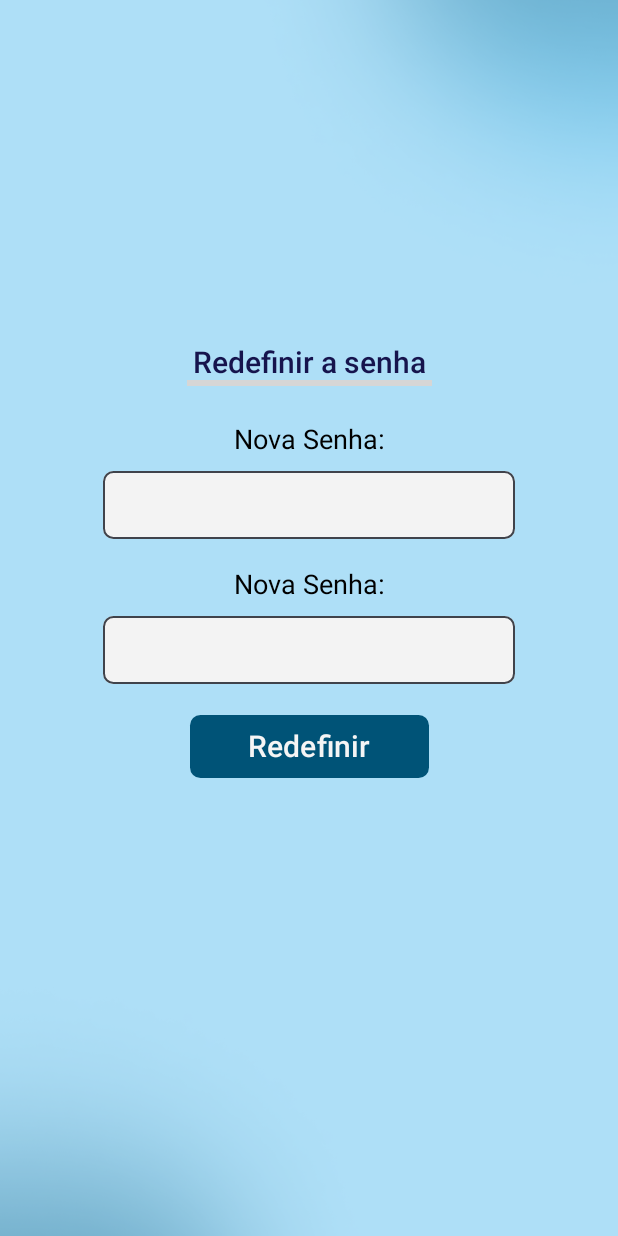
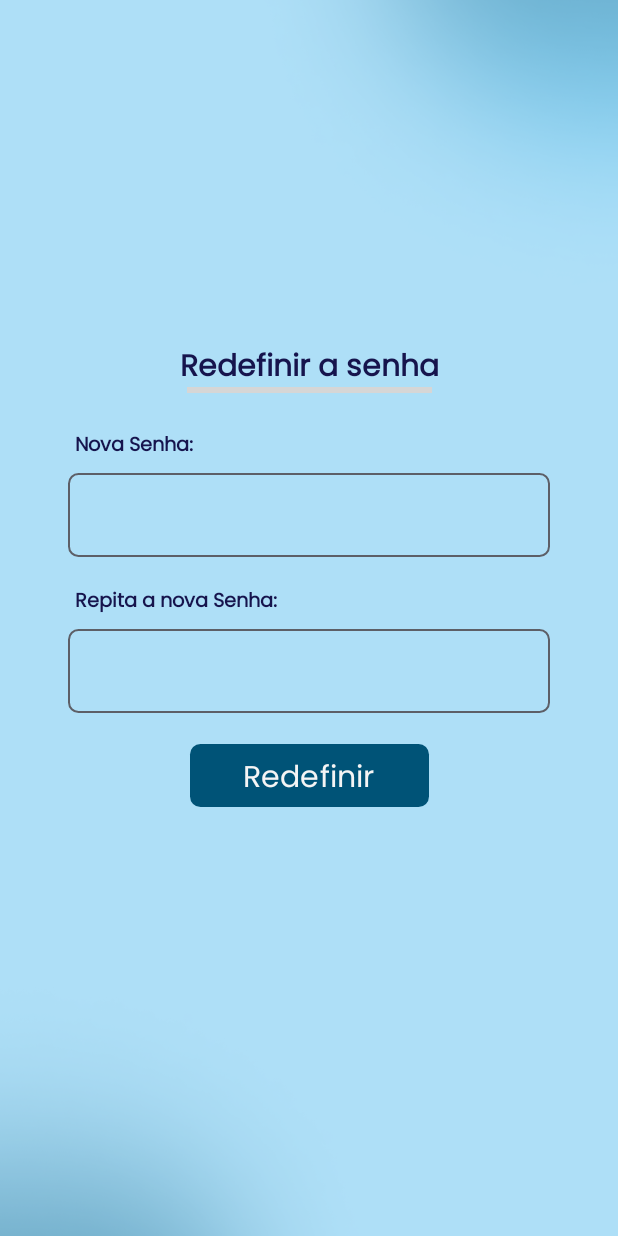
Before and after one commit to DevEmpowerDemoDay/DevEmpower, an Android app built with Jetpack Compose: the mudarsenha screen opened through its navigation route, on a phone screen of 412 x 824 dp. Run offline under Robolectric (Android 15) with nearby library versions, the phone set to English and light mode, and no system bars; grey boxes are pictures that could not be loaded.

Commit message:
Telas de redefinir senha / Senha alterada, finalizadas!

```diff
--- a/app/src/main/java/com/demoday/devempower/MainActivity.kt
+++ b/app/src/main/java/com/demoday/devempower/MainActivity.kt
@@ -290,6 +290,7 @@ fun Login(navController: NavController) {
                 modifier = Modifier
                     .fillMaxWidth()
                     .padding(start = 45.dp)
+                    .padding(end = 180.dp)
                     .clickable { navController.navigate("recsenha") })
 
             Row(
--- a/app/src/main/java/com/demoday/devempower/RedefinirSenha.kt
+++ b/app/src/main/java/com/demoday/devempower/RedefinirSenha.kt
@@ -7,6 +7,7 @@ import androidx.compose.foundation.layout.Column
 import androidx.compose.foundation.layout.Row
 import androidx.compose.foundation.layout.Spacer
 import androidx.compose.foundation.layout.fillMaxSize
+import androidx.compose.foundation.layout.fillMaxWidth
 import androidx.compose.foundation.layout.height
 import androidx.compose.foundation.layout.padding
 import androidx.compose.foundation.layout.size
@@ -49,8 +50,6 @@ import kotlinx.coroutines.delay
 
 @OptIn(ExperimentalMaterial3Api::class)
 @Composable
-
-
 fun RedefinirSenha(navController: NavController) {
 
     Column(
@@ -69,7 +68,7 @@ fun RedefinirSenha(navController: NavController) {
             fontSize = 20.sp,
             fontWeight = FontWeight.SemiBold,
             color = midnight_blue,
-            //fontFamily = fontPoppins,
+            fontFamily = fontPoppins,
             modifier = Modifier
                 .padding(top = 230.dp)
         )
@@ -95,7 +94,7 @@ fun RedefinirSenha(navController: NavController) {
                 Text(
                     "Sem problemas!",
                     fontSize = 13.sp,
-                    //fontFamily = fontPoppins,
+                    fontFamily = fontPoppins,
                     color = midnight_blue
                 )
             }
@@ -106,7 +105,7 @@ fun RedefinirSenha(navController: NavController) {
                 Text(
                     " Vamos ajudá-lo a criar uma nova",
                     fontSize = 13.sp,
-                    //fontFamily = fontPoppins,
+                    fontFamily = fontPoppins,
                     color = midnight_blue
                 )
             }
@@ -127,7 +126,7 @@ fun RedefinirSenha(navController: NavController) {
             Text(
                 "associado à sua conta. Enviaremos um",
                 fontSize = 13.sp,
-                //fontFamily = fontPoppins,
+                fontFamily = fontPoppins,
                 fontWeight = FontWeight.SemiBold,
                 color = midnight_blue
             )
@@ -156,17 +155,14 @@ fun RedefinirSenha(navController: NavController) {
                     "Email",
                     fontSize = 12.sp,
                     fontWeight = FontWeight.Normal,
-                    //fontFamily = fontPoppins,
+                    fontFamily = fontPoppins,
                 )
             },
             modifier = Modifier
-                .width(274.43.dp),
+                .width(321.62.dp),
             shape = RoundedCornerShape(7.dp),
-            colors = TextFieldDefaults.textFieldColors(
-                containerColor = Color(0xFFF3F3F3)
-            ),
             textStyle = TextStyle(
-                fontSize = 16.sp,
+                fontSize = 13.sp,
                 textAlign = TextAlign.Start
             ),
             singleLine = true
@@ -192,7 +188,7 @@ fun RedefinirSenha(navController: NavController) {
                 text = "Enviar",
                 color = white_smoke,
                 fontSize = 20.sp,
-                //fontFamily = fontPoppins,
+                fontFamily = fontPoppins,
                 modifier = Modifier
                     .align(alignment = Alignment.CenterVertically)
 
@@ -223,7 +219,7 @@ fun MudarSenha(navController: NavController) {
             fontSize = 20.sp,
             fontWeight = FontWeight.SemiBold,
             color = midnight_blue,
-            //fontFamily = fontPoppins,
+            fontFamily = fontPoppins,
             modifier = Modifier
                 .padding(top = 230.dp)
         )
@@ -241,12 +237,17 @@ fun MudarSenha(navController: NavController) {
             mutableStateOf("")
         }
 
-        Row {
+        Row(
+            modifier = Modifier
+                .fillMaxWidth()
+                .padding(start = 50.dp)
+        ) {
             Text(
                 "Nova Senha:",
-                fontSize = 18.sp,
-                fontWeight = FontWeight.Normal,
-                //fontFamily = fontPoppins,
+                fontSize = 13.sp,
+                color = midnight_blue,
+                fontWeight = FontWeight.SemiBold,
+                fontFamily = fontPoppins,
             )
         }
 
@@ -256,14 +257,10 @@ fun MudarSenha(navController: NavController) {
             value = senha,
             onValueChange = { novoTexto -> senha = novoTexto },
             modifier = Modifier
-                .width(274.43.dp)
-                .height(45.dp),
+                .width(321.62.dp),
             shape = RoundedCornerShape(7.dp),
-            colors = TextFieldDefaults.textFieldColors(
-                containerColor = Color(0xFFF3F3F3)
-            ),
             textStyle = TextStyle(
-                fontSize = 18.sp,
+                fontSize = 13.sp,
                 textAlign = TextAlign.Start
             ),
             singleLine = true
@@ -275,12 +272,17 @@ fun MudarSenha(navController: NavController) {
             mutableStateOf("")
         }
 
-        Row {
+        Row(
+            modifier = Modifier
+                .fillMaxWidth()
+                .padding(start = 50.dp)
+        ) {
             Text(
-                "Nova Senha:",
-                fontSize = 18.sp,
-                fontWeight = FontWeight.Normal,
-                //fontFamily = fontPoppins,
+                "Repita a nova Senha:",
+                fontSize = 13.sp,
+                color = midnight_blue,
+                fontWeight = FontWeight.SemiBold,
+                fontFamily = fontPoppins,
             )
         }
 
@@ -290,14 +292,10 @@ fun MudarSenha(navController: NavController) {
             value = confirma,
             onValueChange = { novoTexto -> confirma = novoTexto },
             modifier = Modifier
-                .width(274.43.dp)
-                .height(45.dp),
+                .width(321.62.dp)   ,
             shape = RoundedCornerShape(7.dp),
-            colors = TextFieldDefaults.textFieldColors(
-                containerColor = Color(0xFFF3F3F3)
-            ),
             textStyle = TextStyle(
-                fontSize = 18.sp,
+                fontSize = 13.sp,
                 textAlign = TextAlign.Start
             ),
             singleLine = true
@@ -320,7 +318,7 @@ fun MudarSenha(navController: NavController) {
                 text = "Redefinir",
                 color = white_smoke,
                 fontSize = 20.sp,
-                //fontFamily = fontPoppins,
+                fontFamily = fontPoppins,
                 modifier = Modifier
                     .align(alignment = Alignment.CenterVertically)
             )
@@ -354,6 +352,7 @@ fun SenhaAlterada(navController: NavController) {
         Text(
             "Senha alterada!",
             fontSize = 28.sp,
+            fontFamily = fontPoppins,
             fontWeight = FontWeight.SemiBold,
             color = midnight_blue
         )
```
